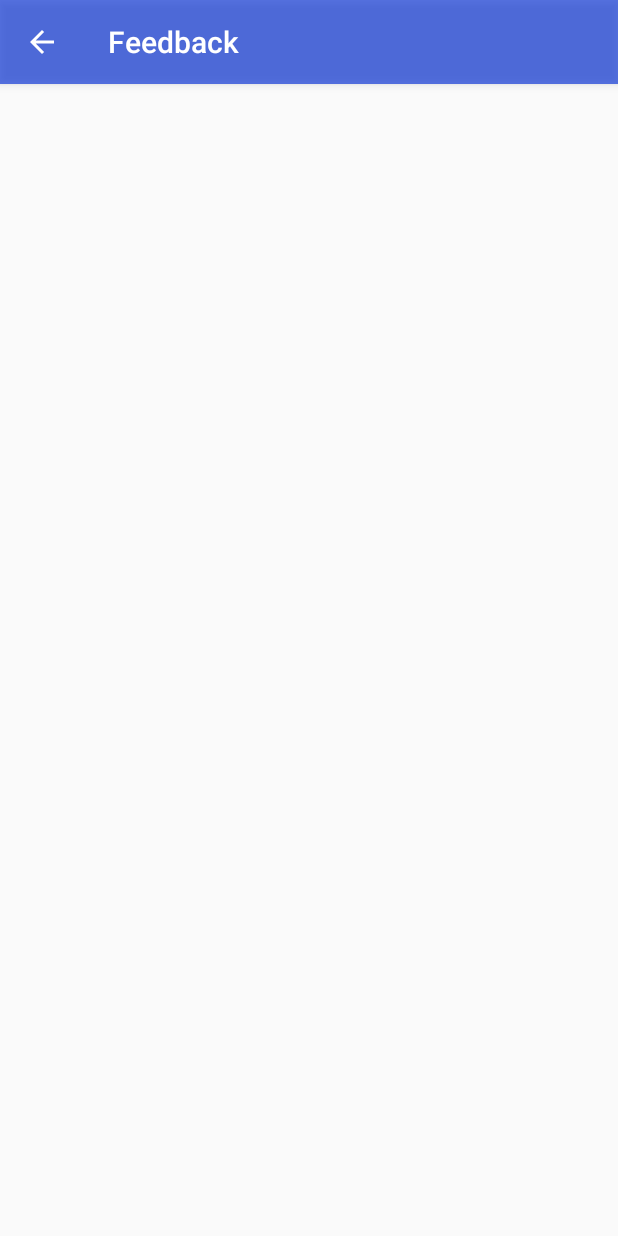
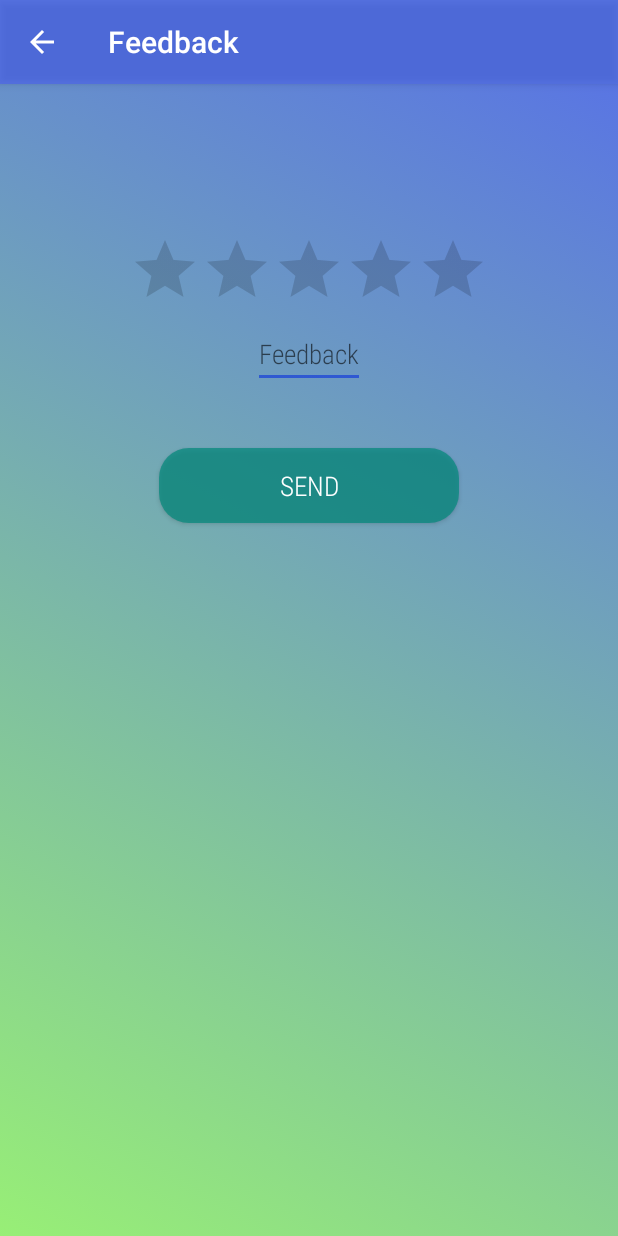
Before and after one commit to labibgb/ProjectDIU, an Android app: the FeedBack screen opened directly, with no data from a screen before it, on a phone screen of 412 x 824 dp. Run offline under Robolectric (Android 15) with nearby library versions, the phone set to English and light mode, and no system bars; Roboto replaces fonts that are not available here.

Commit message:
diu shuttle

```diff
--- a/app/src/main/res/layout/activity_feed_back.xml
+++ b/app/src/main/res/layout/activity_feed_back.xml
@@ -1,9 +1,35 @@
 <?xml version="1.0" encoding="utf-8"?>
-<androidx.constraintlayout.widget.ConstraintLayout xmlns:android="http://schemas.android.com/apk/res/android"
+<LinearLayout xmlns:android="http://schemas.android.com/apk/res/android"
     xmlns:app="http://schemas.android.com/apk/res-auto"
     xmlns:tools="http://schemas.android.com/tools"
     android:layout_width="match_parent"
     android:layout_height="match_parent"
+    android:orientation="vertical"
+    android:background="@drawable/gardient_color"
     tools:context=".FeedBack">
 
-</androidx.constraintlayout.widget.ConstraintLayout>
+    <RatingBar
+        android:layout_marginTop="100dp"
+        android:layout_gravity="center_horizontal"
+        android:id="@+id/ratingBar"
+        android:layout_width="wrap_content"
+        android:layout_height="wrap_content" />
+
+    <EditText
+        android:layout_width="wrap_content"
+        android:layout_gravity="center_horizontal"
+        android:layout_height="wrap_content"
+        android:textAppearance="?android:attr/textAppearanceMedium"
+        android:hint="Feedback"
+        />
+    <Button
+        android:id="@+id/feedSubmit"
+        android:layout_width="200dp"
+        android:layout_height="50dp"
+        android:layout_gravity="center_horizontal"
+        android:layout_marginTop="40dp"
+        android:background="@drawable/button_round"
+        android:gravity="center"
+        android:text="Send"
+        android:textColor="@color/colorText" />
+</LinearLayout>
```
Also changed, not shown: app/src/main/java/com/example/diushuttle/NoticeBoard.java (+149 -22 lines), 64 other files.
